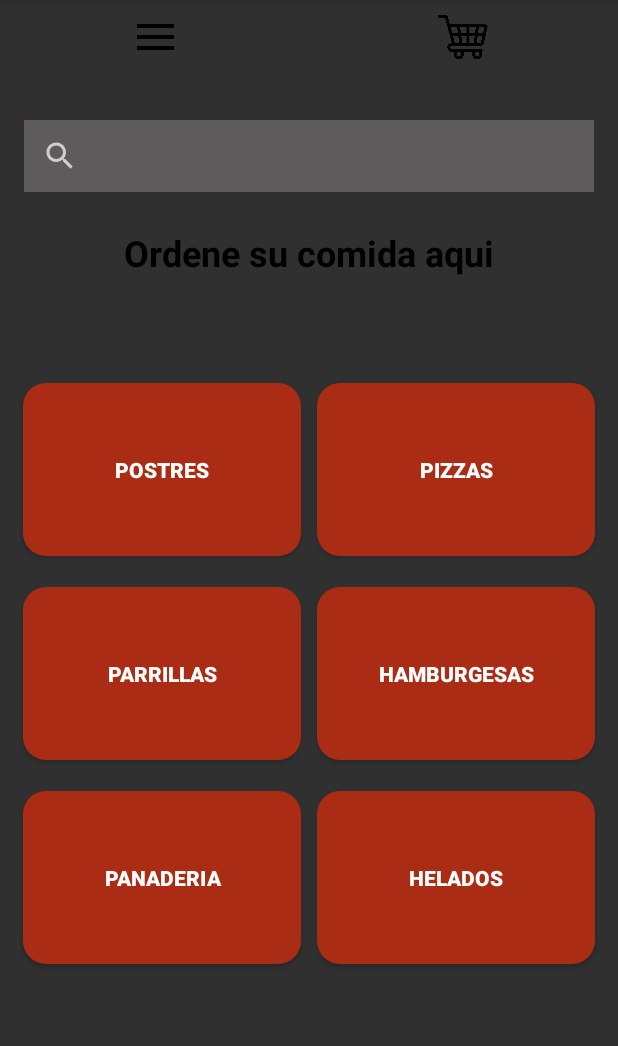
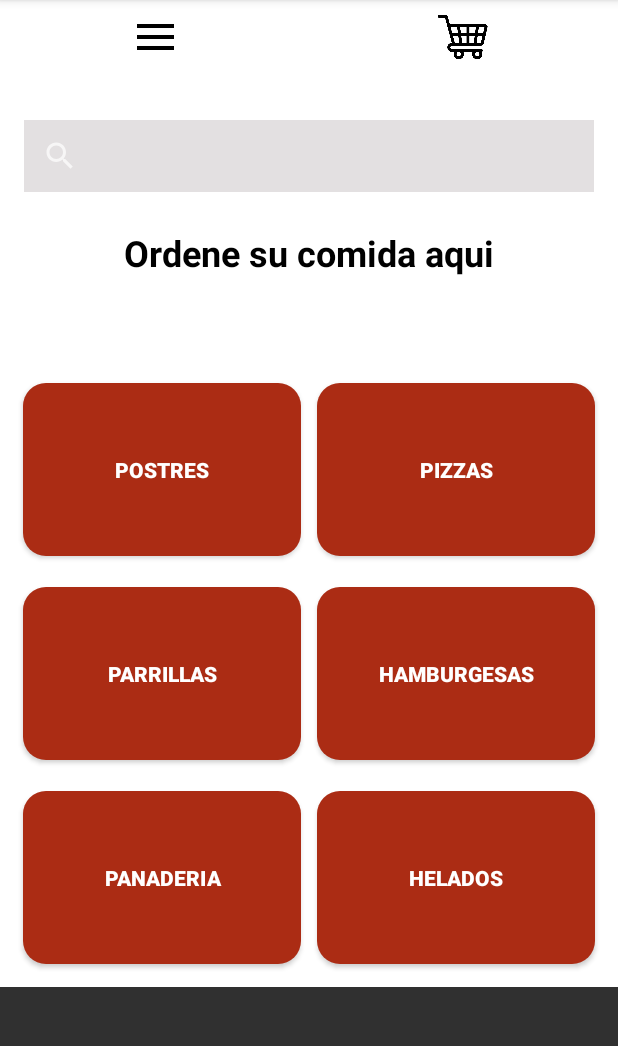
Before and after one commit to lualzugaray/parcial-1-am-acn4a-alzugaray-fernandez, an Android app built with Jetpack Compose: the MenuOpciones screen opened directly, with no data from a screen before it, on a phone screen of 412 x 824 dp, the part 84-1130 px from its top. Run offline under Robolectric (Android 15) with nearby library versions, the phone set to English and light mode, and no system bars.

Commit message:
style: cambio de color del background de activity MenuOpciones

```diff
--- a/app/src/main/res/layout/activity_menu_opciones.xml
+++ b/app/src/main/res/layout/activity_menu_opciones.xml
@@ -3,7 +3,8 @@
     xmlns:app="http://schemas.android.com/apk/res-auto"
     xmlns:tools="http://schemas.android.com/tools"
     android:layout_width="match_parent"
-    android:layout_height="wrap_content">
+    android:layout_height="wrap_content"
+    android:background="@color/white">
 
     <LinearLayout
         android:layout_width="409dp"
```
